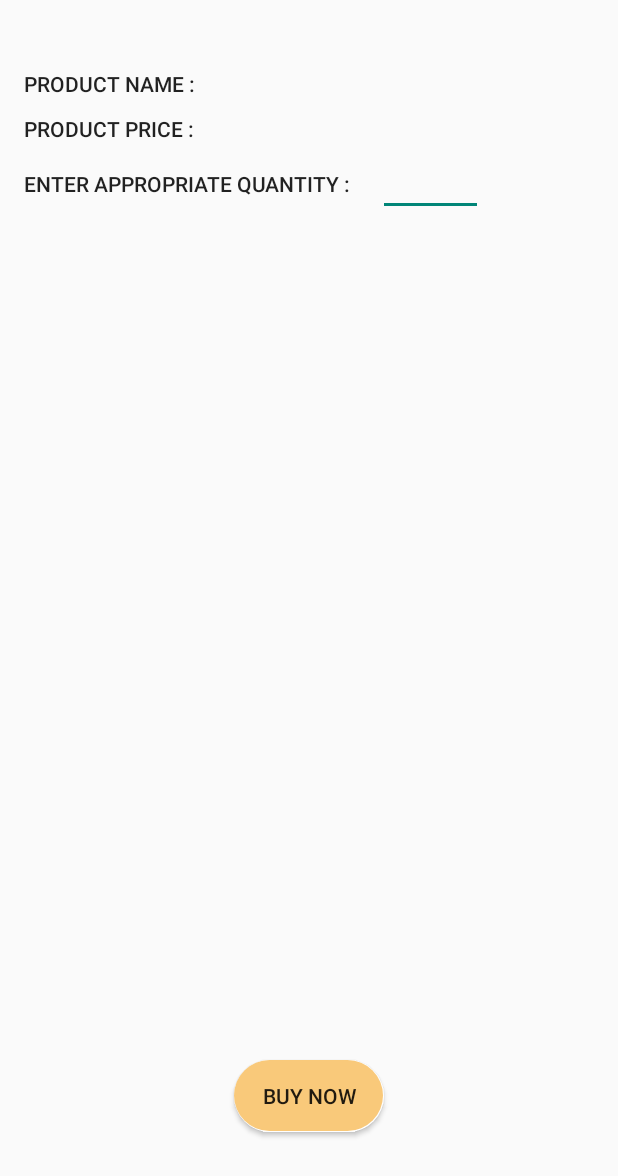
After one commit to manegirish/-TradersPortal, an Android app: the layout activity_buy_now.xml on its own in the app's theme, with its tools: preview values and no code run, on a phone screen of 412 x 824 dp. The commit adds this screen. Shown: the top 1176 px of the screen. Run offline under Robolectric (Android 15) with nearby library versions, the light colour scheme and no system bars.

```diff
--- /dev/null
+++ b/app/src/main/res/layout/activity_buy_now.xml
@@ -0,0 +1,93 @@
+<?xml version="1.0" encoding="utf-8"?>
+<RelativeLayout xmlns:android="http://schemas.android.com/apk/res/android"
+    xmlns:tools="http://schemas.android.com/tools"
+    android:id="@+id/activity_buynow"
+    android:layout_width="match_parent"
+    android:layout_height="match_parent"
+    android:paddingBottom="@dimen/activity_vertical_margin"
+    android:paddingLeft="@dimen/activity_horizontal_margin"
+    android:paddingRight="@dimen/activity_horizontal_margin"
+    android:paddingTop="@dimen/activity_vertical_margin"
+    tools:context="com.example.adams.tradersportal.BuyNowActivity">
+
+
+    <TextView
+        android:text="Product Name : "
+        android:layout_width="wrap_content"
+        android:layout_height="wrap_content"
+        android:layout_alignParentTop="true"
+        android:layout_alignParentLeft="true"
+        android:layout_alignParentStart="true"
+        android:layout_marginTop="30dp"
+        android:id="@+id/textView3"
+        android:textAppearance="@style/TextAppearance.AppCompat.Button" />
+
+    <TextView
+        android:text="Product Price : "
+        android:layout_width="wrap_content"
+        android:layout_height="wrap_content"
+        android:layout_alignParentTop="true"
+        android:layout_alignParentLeft="true"
+        android:layout_alignParentStart="true"
+        android:layout_marginTop="60dp"
+        android:id="@+id/textView5"
+        android:textAppearance="@style/TextAppearance.AppCompat.Button" />
+
+    <TextView
+        android:text="Enter Appropriate Quantity : "
+        android:layout_width="wrap_content"
+        android:layout_height="wrap_content"
+        android:id="@+id/textView2"
+        android:textAppearance="@style/TextAppearance.AppCompat.Button"
+        android:layout_below="@+id/textView3"
+        android:layout_alignParentLeft="true"
+        android:layout_alignParentStart="true"
+        android:layout_marginTop="47dp" />
+
+    <EditText
+        android:layout_width="70dp"
+        android:layout_height="wrap_content"
+        android:inputType="number"
+        android:maxLength="10"
+        android:layout_marginLeft="15dp"
+        android:layout_marginStart="15dp"
+        android:id="@+id/editText2"
+        android:layout_alignBaseline="@+id/textView2"
+        android:layout_alignBottom="@+id/textView2"
+        android:layout_toRightOf="@+id/textView2"
+        android:layout_toEndOf="@+id/textView2" />
+
+    <TextView
+        android:layout_width="wrap_content"
+        android:layout_height="wrap_content"
+        android:layout_alignTop="@+id/textView3"
+        android:layout_toRightOf="@+id/textView3"
+        android:layout_toEndOf="@+id/textView3"
+        android:layout_marginLeft="23dp"
+        android:layout_marginStart="23dp"
+        android:id="@+id/textView4"
+        android:textAppearance="@style/TextAppearance.AppCompat.Body2" />
+
+    <TextView
+        android:layout_width="wrap_content"
+        android:layout_height="wrap_content"
+        android:layout_alignTop="@+id/textView5"
+        android:layout_toRightOf="@+id/textView3"
+        android:layout_toEndOf="@+id/textView3"
+        android:layout_marginLeft="23dp"
+        android:layout_marginStart="23dp"
+        android:id="@+id/textView6"
+        android:textAppearance="@style/TextAppearance.AppCompat.Body2" />
+
+    <Button
+        android:layout_width="100dp"
+        android:layout_height="wrap_content"
+        android:text="Buy Now"
+        android:background="@drawable/primary_light_rounded_rectangle"
+        android:layout_marginBottom="53dp"
+        android:id="@+id/button2"
+        android:layout_alignParentBottom="true"
+        android:layout_centerHorizontal="true" />
+
+
+</RelativeLayout>
```
Also changed, not shown: app/src/main/AndroidManifest.xml (+4 -3 lines), app/src/main/java/com/example/adams/tradersportal/BuyFragment.java (+8 -0 lines), app/src/main/java/com/example/adams/tradersportal/BuyNowActivity.java (added, +79 -0 lines).
